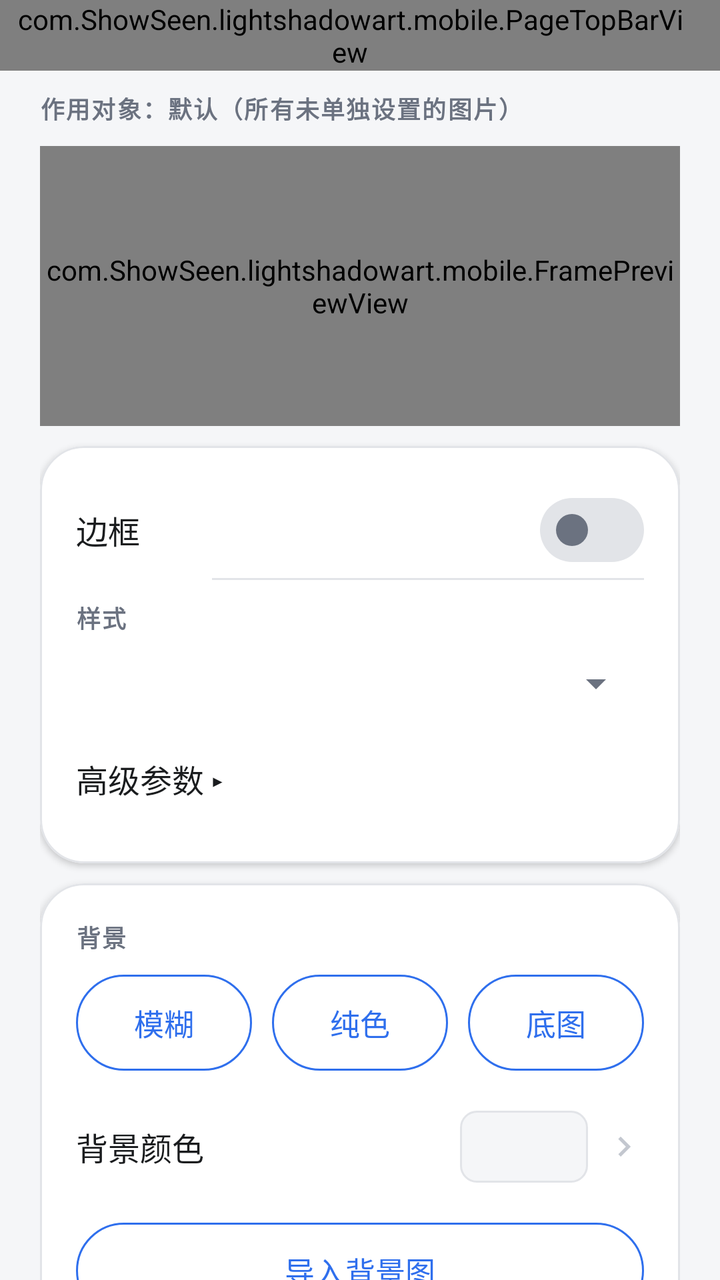
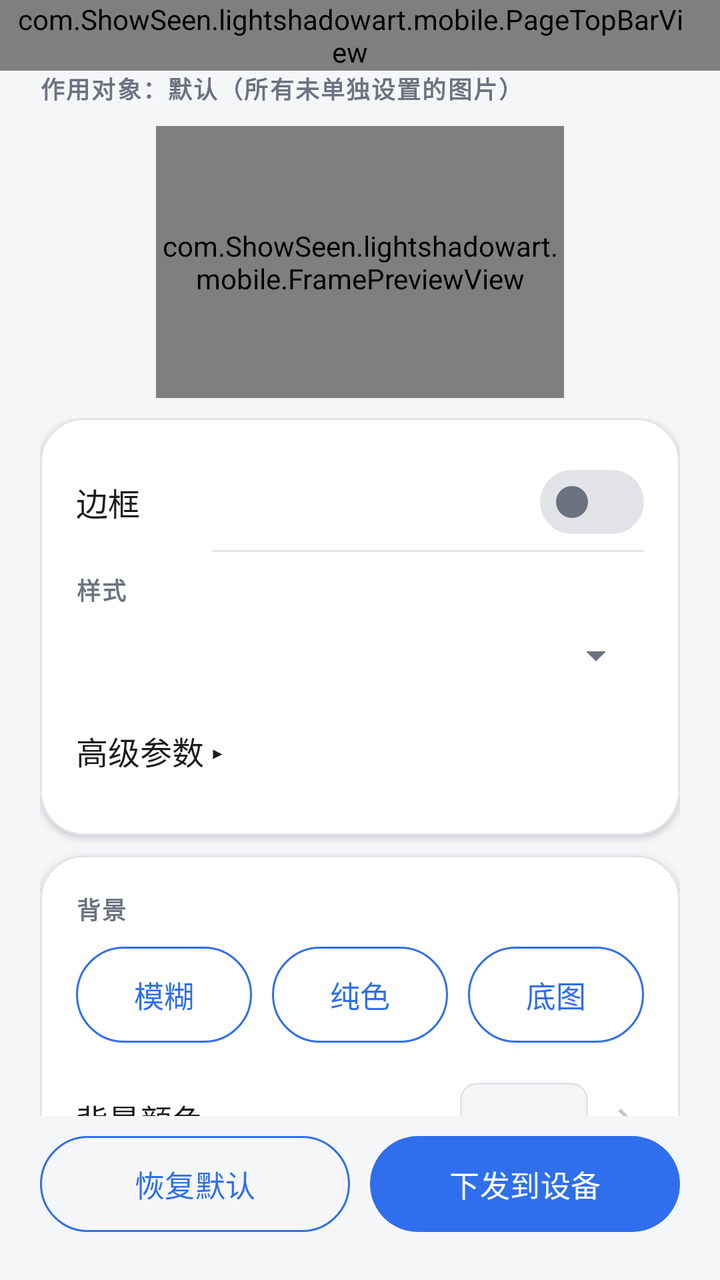

Two renders of the same Android screen: before a commit and after it. Below are the layout's source before the change and the commit's diff.
<!-- AndroidManifest.xml: application theme Theme.LightShadowArtPhone -->
<!-- res/layout/activity_frame_design.xml -->
<?xml version="1.0" encoding="utf-8"?>
<LinearLayout xmlns:android="http://schemas.android.com/apk/res/android"
    android:layout_width="match_parent"
    android:layout_height="match_parent"
    android:background="@color/app_bg"
    android:orientation="vertical">

    <com.ShowSeen.lightshadowart.mobile.PageTopBarView
        android:id="@+id/frame_design_top_bar"
        android:layout_width="match_parent"
        android:layout_height="wrap_content"
        android:paddingStart="8dp"
        android:paddingEnd="@dimen/card_padding" />

    <ScrollView
        android:id="@+id/scroll_frame_design"
        android:layout_width="match_parent"
        android:layout_height="0dp"
        android:layout_weight="1"
        android:fillViewport="true"
        android:scrollbars="none">

        <LinearLayout
            android:layout_width="match_parent"
            android:layout_height="wrap_content"
            android:orientation="vertical"
            android:paddingStart="@dimen/page_horizontal_padding"
            android:paddingTop="@dimen/item_gap"
            android:paddingEnd="@dimen/page_horizontal_padding"
            android:paddingBottom="@dimen/page_vertical_padding">

            
            <TextView
                android:id="@+id/tv_frame_scope"
                style="@style/Text.Label"
                android:layout_width="match_parent"
                android:layout_height="wrap_content"
                android:text="@string/frame_scope_default" />

            
            <com.ShowSeen.lightshadowart.mobile.FramePreviewView
                android:id="@+id/preview_frame"
                android:layout_width="match_parent"
                android:layout_height="140dp"
                android:layout_marginTop="@dimen/item_gap" />

            <com.google.android.material.card.MaterialCardView
                style="@style/SurfaceCard"
                android:layout_width="match_parent"
                android:layout_height="wrap_content"
                android:layout_marginTop="@dimen/item_gap">

                <LinearLayout
                    android:layout_width="match_parent"
                    android:layout_height="wrap_content"
                    android:orientation="vertical"
                    android:padding="@dimen/card_padding">

                    <LinearLayout
                        android:layout_width="match_parent"
                        android:layout_height="wrap_content"
                        android:gravity="center_vertical"
                        android:minHeight="@dimen/touch_min_height"
                        android:orientation="horizontal">

                        <TextView
                            style="@style/Text.RowTitle"
                            android:layout_width="0dp"
                            android:layout_height="wrap_content"
                            android:layout_weight="1"
                            android:text="@string/add_frame_enabled" />

                        <com.google.android.material.materialswitch.MaterialSwitch
                            android:id="@+id/switch_frame_design_enabled"
                            style="@style/Widget.LightShadowArtPhone.Switch"
                            android:layout_width="wrap_content"
                            android:layout_height="wrap_content"
                            android:minHeight="@dimen/touch_min_height" />
                    </LinearLayout>

                    <View style="@style/Settings.Divider" />

                    <TextView
                        style="@style/Text.Label"
                        android:layout_width="match_parent"
                        android:layout_height="wrap_content"
                        android:layout_marginTop="@dimen/item_gap"
                        android:text="@string/frame_style" />

                    <Spinner
                        android:id="@+id/spinner_frame_style"
                        android:layout_width="match_parent"
                        android:layout_height="wrap_content"
                        android:minHeight="@dimen/touch_min_height" />

                    
                    <LinearLayout
                        android:id="@+id/container_frame_params"
                        android:layout_width="match_parent"
                        android:layout_height="wrap_content"
                        android:orientation="vertical" />

                    <TextView
                        android:id="@+id/tv_frame_advanced"
                        style="@style/Text.RowTitle"
                        android:layout_width="match_parent"
                        android:layout_height="wrap_content"
                        android:minHeight="@dimen/touch_min_height"
                        android:gravity="center_vertical"
                        android:text="@string/frame_advanced_show" />

                    
                    <LinearLayout
                        android:id="@+id/container_frame_advanced"
                        android:layout_width="match_parent"
                        android:layout_height="wrap_content"
                        android:orientation="vertical"
                        android:visibility="gone" />
                </LinearLayout>
            </com.google.android.material.card.MaterialCardView>

            <com.google.android.material.card.MaterialCardView
                android:id="@+id/card_frame_background"
                style="@style/SurfaceCard"
                android:layout_width="match_parent"
                android:layout_height="wrap_content"
                android:layout_marginTop="@dimen/item_gap">

                <LinearLayout
                    android:layout_width="match_parent"
                    android:layout_height="wrap_content"
                    android:orientation="vertical"
                    android:padding="@dimen/card_padding">

                    <TextView
                        style="@style/Text.Label"
                        android:layout_width="match_parent"
                        android:layout_height="wrap_content"
                        android:text="@string/frame_background" />

                    <LinearLayout
                        android:layout_width="match_parent"
                        android:layout_height="wrap_content"
                        android:layout_marginTop="@dimen/item_gap"
                        android:orientation="horizontal">

                        <com.google.android.material.button.MaterialButton
                            android:id="@+id/btn_frame_bg_blur"
                            style="@style/PillButton.Outlined"
                            android:layout_width="0dp"
                            android:layout_height="wrap_content"
                            android:layout_marginEnd="@dimen/item_gap"
                            android:layout_weight="1"
                            android:maxLines="1"
                            android:minHeight="@dimen/touch_min_height"
                            android:text="@string/frame_bg_blur" />

                        <com.google.android.material.button.MaterialButton
                            android:id="@+id/btn_frame_bg_solid"
                            style="@style/PillButton.Outlined"
                            android:layout_width="0dp"
                            android:layout_height="wrap_content"
                            android:layout_marginEnd="@dimen/item_gap"
                            android:layout_weight="1"
                            android:maxLines="1"
                            android:minHeight="@dimen/touch_min_height"
                            android:text="@string/frame_bg_solid" />

                        <com.google.android.material.button.MaterialButton
                            android:id="@+id/btn_frame_bg_image"
                            style="@style/PillButton.Outlined"
                            android:layout_width="0dp"
                            android:layout_height="wrap_content"
                            android:layout_weight="1"
                            android:maxLines="1"
                            android:minHeight="@dimen/touch_min_height"
                            android:text="@string/frame_bg_image" />
                    </LinearLayout>

                    <LinearLayout
                        android:id="@+id/row_frame_bg_color"
                        android:layout_width="match_parent"
                        android:layout_height="wrap_content"
                        android:layout_marginTop="@dimen/section_gap"
                        android:background="?attr/selectableItemBackground"
                        android:clickable="true"
                        android:focusable="true"
                        android:gravity="center_vertical"
                        android:minHeight="@dimen/touch_min_height"
                        android:orientation="horizontal">

                        <TextView
                            style="@style/Text.RowTitle"
                            android:layout_width="0dp"
                            android:layout_height="wrap_content"
                            android:layout_weight="1"
                            android:text="@string/frame_background_color" />

                        <View
                            android:id="@+id/view_frame_bg_color_preview"
                            android:layout_width="64dp"
                            android:layout_height="36dp"
                            android:background="@drawable/bg_media_placeholder" />

                        <ImageView
                            android:layout_width="20dp"
                            android:layout_height="20dp"
                            android:layout_marginStart="8dp"
                            android:contentDescription="@null"
                            android:src="@drawable/ic_chevron_right" />
                    </LinearLayout>

                    <com.google.android.material.button.MaterialButton
                        android:id="@+id/btn_frame_bg_upload"
                        style="@style/PillButton.Outlined"
                        android:layout_width="match_parent"
                        android:layout_height="wrap_content"
                        android:layout_marginTop="@dimen/section_gap"
                        android:minHeight="@dimen/touch_min_height"
                        android:text="@string/frame_style_import" />
                </LinearLayout>
            </com.google.android.material.card.MaterialCardView>

            <TextView
                android:id="@+id/tv_frame_status"
                style="@style/Text.Label"
                android:layout_width="match_parent"
                android:layout_height="wrap_content"
                android:layout_marginTop="@dimen/section_gap"
                android:visibility="gone" />

            <LinearLayout
                android:layout_width="match_parent"
                android:layout_height="wrap_content"
                android:layout_marginTop="@dimen/section_gap"
                android:orientation="horizontal">

                <com.google.android.material.button.MaterialButton
                    android:id="@+id/btn_frame_design_reset"
                    style="@style/PillButton.Outlined"
                    android:layout_width="0dp"
                    android:layout_height="wrap_content"
                    android:layout_marginEnd="@dimen/item_gap"
                    android:layout_weight="1"
                    android:maxLines="1"
                    android:minHeight="@dimen/touch_min_height"
                    android:text="@string/frame_reset" />

                <com.google.android.material.button.MaterialButton
                    android:id="@+id/btn_frame_design_apply"
                    style="@style/PillButton"
                    android:layout_width="0dp"
                    android:layout_height="wrap_content"
                    android:layout_weight="1"
                    android:maxLines="1"
                    android:minHeight="@dimen/touch_min_height"
                    android:text="@string/frame_apply" />
            </LinearLayout>
        </LinearLayout>
    </ScrollView>
</LinearLayout>
<!-- resources referenced by this layout -->
<resources>
  <color name="app_bg">#F5F6F8</color>
  <dimen name="card_padding">18dp</dimen>
  <dimen name="item_gap">10dp</dimen>
  <dimen name="page_horizontal_padding">20dp</dimen>
  <dimen name="page_vertical_padding">24dp</dimen>
  <dimen name="section_gap">14dp</dimen>
  <dimen name="touch_min_height">48dp</dimen>
  <!-- drawable bg_media_placeholder (drawable) -->
  <?xml version="1.0" encoding="utf-8"?>
  <shape xmlns:android="http://schemas.android.com/apk/res/android"
      android:shape="rectangle">
      <solid android:color="@color/card_tint" />
      <stroke
          android:width="@dimen/divider_width"
          android:color="@color/divider_stroke" />
      <corners android:radius="@dimen/corner_image" />
  </shape>
  <string name="add_frame_enabled">边框</string>
  <string name="frame_advanced_show">高级参数 ▸</string>
  <string name="frame_apply">下发到设备</string>
  <string name="frame_background">背景</string>
  <string name="frame_background_color">背景颜色</string>
  <string name="frame_bg_blur">模糊</string>
  <string name="frame_bg_image">底图</string>
  <string name="frame_bg_solid">纯色</string>
  <string name="frame_reset">恢复默认</string>
  <string name="frame_scope_default">作用对象：默认（所有未单独设置的图片）</string>
  <string name="frame_style">样式</string>
  <string name="frame_style_import">导入背景图</string>
  <style name="Settings.Divider" parent="">
          <item name="android:layout_width">match_parent</item>
          <item name="android:layout_height">@dimen/divider_width</item>
          <item name="android:layout_marginStart">68dp</item>
          <item name="android:background">@color/divider_stroke</item>
      </style>
  <style name="SurfaceCard" parent="Widget.Material3.CardView.Elevated">
          <item name="cardBackgroundColor">@color/card_bg</item>
          <item name="cardCornerRadius">@dimen/corner_large</item>
          <item name="cardElevation">@dimen/card_elevation</item>
          <item name="strokeColor">@color/divider_stroke</item>
          <item name="strokeWidth">@dimen/divider_width</item>
      </style>
  <style name="Text.Label" parent="">
          <item name="android:textColor">@color/text_secondary</item>
          <item name="android:textSize">@dimen/text_label</item>
          <item name="android:textStyle">bold</item>
          <item name="android:letterSpacing">0.06</item>
      </style>
  <style name="Text.RowTitle" parent="">
          <item name="android:textColor">@color/text_primary</item>
          <item name="android:textSize">@dimen/text_row_title</item>
      </style>
  <style name="Widget.LightShadowArtPhone.Switch" parent="Widget.Material3.CompoundButton.MaterialSwitch">
          <item name="trackTint">@color/switch_track</item>
          <item name="thumbTint">@color/switch_thumb</item>
          <item name="trackDecorationTint">@color/switch_track_decoration</item>
      </style>
  <color name="card_tint">#F5F6F8</color>
  <dimen name="divider_width">1dp</dimen>
  <color name="divider_stroke">#E2E4E8</color>
  <dimen name="corner_image">8dp</dimen>
  <color name="icon_muted">@color/text_disabled</color>
  <dimen name="text_button">15sp</dimen>
  <dimen name="corner_pill">28dp</dimen>
  <color name="primary_blue">#2F6FED</color>
  <color name="card_bg">#FFFFFF</color>
  <dimen name="corner_large">22dp</dimen>
  <dimen name="card_elevation">2dp</dimen>
  <color name="text_secondary">#6B7280</color>
  <dimen name="text_label">12sp</dimen>
  <color name="text_primary">#1A1C1E</color>
  <dimen name="text_row_title">16sp</dimen>
  <color name="on_primary">#FFFFFF</color>
  <color name="primary_soft">#E9EFFD</color>
  <color name="status_destructive">#C0392B</color>
  <color name="text_disabled">#C3C7CF</color>
  <!-- unchanged entries left out for length: 4 -->
</resources>

<!-- the commit's change to res/layout/activity_frame_design.xml (unified diff, before → after) -->
@@ -12,6 +12,31 @@
         android:paddingStart="8dp"
         android:paddingEnd="@dimen/card_padding" />
 
+    
+    <TextView
+        android:id="@+id/tv_frame_scope"
+        style="@style/Text.Label"
+        android:layout_width="match_parent"
+        android:layout_height="wrap_content"
+        android:paddingStart="@dimen/page_horizontal_padding"
+        android:paddingEnd="@dimen/page_horizontal_padding"
+        android:text="@string/frame_scope_default" />
+
+    
+    <FrameLayout
+        android:layout_width="match_parent"
+        android:layout_height="wrap_content"
+        android:paddingTop="@dimen/item_gap"
+        android:paddingBottom="@dimen/item_gap">
+
+        <com.ShowSeen.lightshadowart.mobile.FramePreviewView
+            android:id="@+id/preview_frame"
+            android:layout_width="204dp"
+            android:layout_height="136dp"
+            android:layout_gravity="center_horizontal" />
+    </FrameLayout>
+
+    
     <ScrollView
         android:id="@+id/scroll_frame_design"
         android:layout_width="match_parent"
@@ -25,30 +50,12 @@
             android:layout_height="wrap_content"
             android:orientation="vertical"
             android:paddingStart="@dimen/page_horizontal_padding"
-            android:paddingTop="@dimen/item_gap"
-            android:paddingEnd="@dimen/page_horizontal_padding"
-            android:paddingBottom="@dimen/page_vertical_padding">
-
-            
-            <TextView
-                android:id="@+id/tv_frame_scope"
-                style="@style/Text.Label"
-                android:layout_width="match_parent"
-                android:layout_height="wrap_content"
-                android:text="@string/frame_scope_default" />
-
-            
-            <com.ShowSeen.lightshadowart.mobile.FramePreviewView
-                android:id="@+id/preview_frame"
-                android:layout_width="match_parent"
-                android:layout_height="140dp"
-                android:layout_marginTop="@dimen/item_gap" />
+            android:paddingEnd="@dimen/page_horizontal_padding">
 
             <com.google.android.material.card.MaterialCardView
                 style="@style/SurfaceCard"
                 android:layout_width="match_parent"
-                android:layout_height="wrap_content"
-                android:layout_marginTop="@dimen/item_gap">
+                android:layout_height="wrap_content">
 
                 <LinearLayout
                     android:layout_width="match_parent"
@@ -124,7 +131,8 @@
                 style="@style/SurfaceCard"
                 android:layout_width="match_parent"
                 android:layout_height="wrap_content"
-                android:layout_marginTop="@dimen/item_gap">
+                android:layout_marginTop="@dimen/item_gap"
+                android:layout_marginBottom="@dimen/item_gap">
 
                 <LinearLayout
                     android:layout_width="match_parent"
@@ -220,42 +228,52 @@
                         android:text="@string/frame_style_import" />
                 </LinearLayout>
             </com.google.android.material.card.MaterialCardView>
-
-            <TextView
-                android:id="@+id/tv_frame_status"
-                style="@style/Text.Label"
-                android:layout_width="match_parent"
-                android:layout_height="wrap_content"
-                android:layout_marginTop="@dimen/section_gap"
-                android:visibility="gone" />
-
-            <LinearLayout
-                android:layout_width="match_parent"
-                android:layout_height="wrap_content"
-                android:layout_marginTop="@dimen/section_gap"
-                android:orientation="horizontal">
-
-                <com.google.android.material.button.MaterialButton
-                    android:id="@+id/btn_frame_design_reset"
-                    style="@style/PillButton.Outlined"
-                    android:layout_width="0dp"
-                    android:layout_height="wrap_content"
-                    android:layout_marginEnd="@dimen/item_gap"
-                    android:layout_weight="1"
-                    android:maxLines="1"
-                    android:minHeight="@dimen/touch_min_height"
-                    android:text="@string/frame_reset" />
-
-                <com.google.android.material.button.MaterialButton
-                    android:id="@+id/btn_frame_design_apply"
-                    style="@style/PillButton"
-                    android:layout_width="0dp"
-                    android:layout_height="wrap_content"
-                    android:layout_weight="1"
-                    android:maxLines="1"
-                    android:minHeight="@dimen/touch_min_height"
-                    android:text="@string/frame_apply" />
-            </LinearLayout>
         </LinearLayout>
     </ScrollView>
+
+    
+    <LinearLayout
+        android:layout_width="match_parent"
+        android:layout_height="wrap_content"
+        android:orientation="vertical"
+        android:paddingStart="@dimen/page_horizontal_padding"
+        android:paddingTop="@dimen/item_gap"
+        android:paddingEnd="@dimen/page_horizontal_padding"
+        android:paddingBottom="@dimen/page_vertical_padding">
+
+        <TextView
+            android:id="@+id/tv_frame_status"
+            style="@style/Text.Label"
+            android:layout_width="match_parent"
+            android:layout_height="wrap_content"
+            android:paddingBottom="@dimen/item_gap"
+            android:visibility="gone" />
+
+        <LinearLayout
+            android:layout_width="match_parent"
+            android:layout_height="wrap_content"
+            android:orientation="horizontal">
+
+            <com.google.android.material.button.MaterialButton
+                android:id="@+id/btn_frame_design_reset"
+                style="@style/PillButton.Outlined"
+                android:layout_width="0dp"
+                android:layout_height="wrap_content"
+                android:layout_marginEnd="@dimen/item_gap"
+                android:layout_weight="1"
+                android:maxLines="1"
+                android:minHeight="@dimen/touch_min_height"
+                android:text="@string/frame_reset" />
+
+            <com.google.android.material.button.MaterialButton
+                android:id="@+id/btn_frame_design_apply"
+                style="@style/PillButton"
+                android:layout_width="0dp"
+                android:layout_height="wrap_content"
+                android:layout_weight="1"
+                android:maxLines="1"
+                android:minHeight="@dimen/touch_min_height"
+                android:text="@string/frame_apply" />
+        </LinearLayout>
+    </LinearLayout>
 </LinearLayout>
